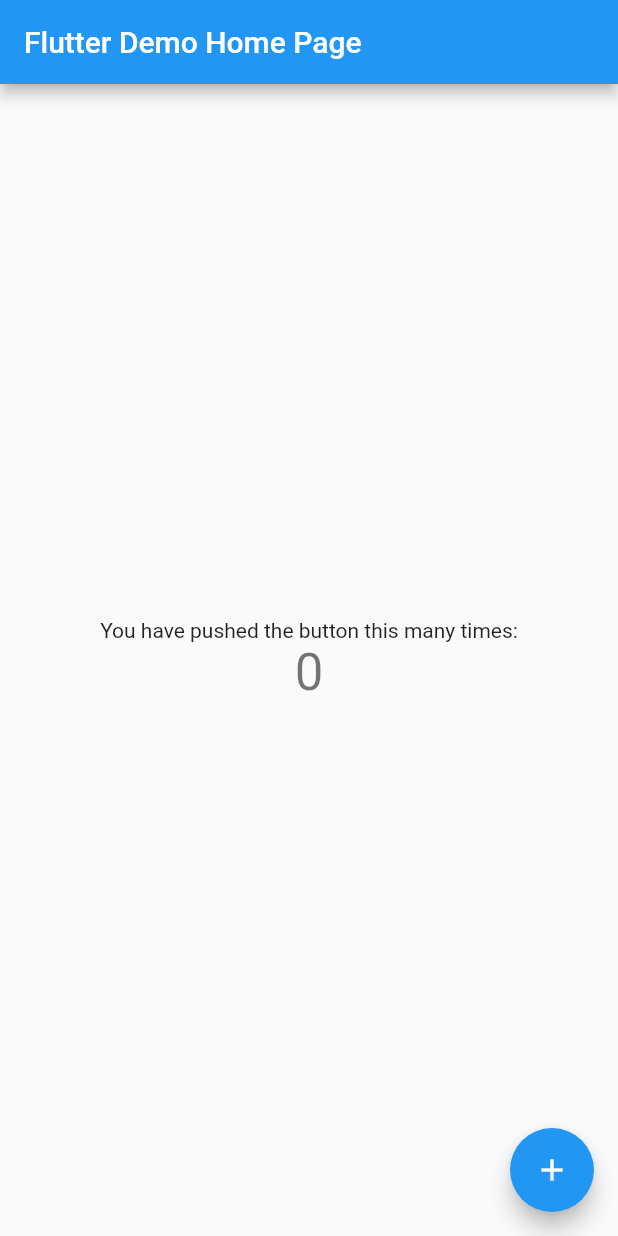
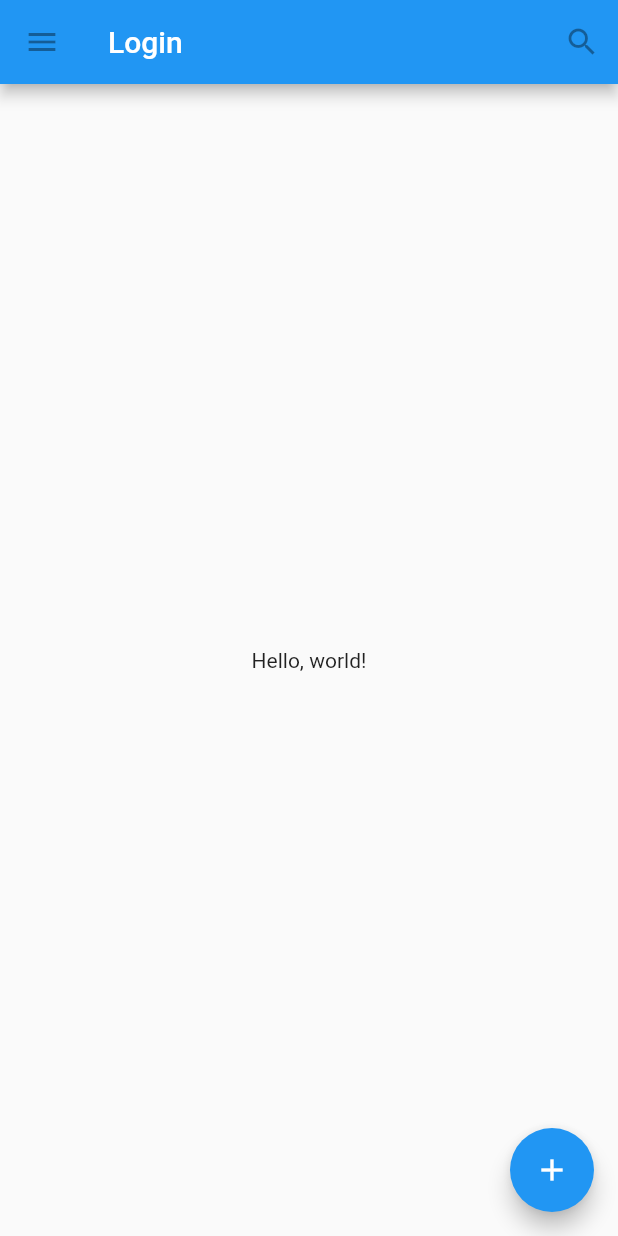
Before and after one commit to adriabama06/flutter-test, a Flutter app: the screen it shows after launch, on a phone screen of 412 x 824 dp. Run offline on Flutter 3.47's test engine with Material 2 defaults, Android fonts, the phone set to English and light mode, and no system bars.

Commit message:
add code

```diff
--- a/test_app_1/lib/main.dart
+++ b/test_app_1/lib/main.dart
@@ -1,115 +1,6 @@
+import 'package:test_app_1/sites/home.dart';
 import 'package:flutter/material.dart';
 
 void main() {
-  runApp(const MyApp());
+  runApp(const MaterialApp(title: "dontlostme", home: Home()));
 }
-
-class MyApp extends StatelessWidget {
-  const MyApp({Key? key}) : super(key: key);
-
-  // This widget is the root of your application.
-  @override
-  Widget build(BuildContext context) {
-    return MaterialApp(
-      title: 'Flutter Demo',
-      theme: ThemeData(
-        // This is the theme of your application.
-        //
-        // Try running your application with "flutter run". You'll see the
-        // application has a blue toolbar. Then, without quitting the app, try
-        // changing the primarySwatch below to Colors.green and then invoke
-        // "hot reload" (press "r" in the console where you ran "flutter run",
-        // or simply save your changes to "hot reload" in a Flutter IDE).
-        // Notice that the counter didn't reset back to zero; the application
-        // is not restarted.
-        primarySwatch: Colors.blue,
-      ),
-      home: const MyHomePage(title: 'Flutter Demo Home Page'),
-    );
-  }
-}
-
-class MyHomePage extends StatefulWidget {
-  const MyHomePage({Key? key, required this.title}) : super(key: key);
-
-  // This widget is the home page of your application. It is stateful, meaning
-  // that it has a State object (defined below) that contains fields that affect
-  // how it looks.
-
-  // This class is the configuration for the state. It holds the values (in this
-  // case the title) provided by the parent (in this case the App widget) and
-  // used by the build method of the State. Fields in a Widget subclass are
-  // always marked "final".
-
-  final String title;
-
-  @override
-  State<MyHomePage> createState() => _MyHomePageState();
-}
-
-class _MyHomePageState extends State<MyHomePage> {
-  int _counter = 0;
-
-  void _incrementCounter() {
-    setState(() {
-      // This call to setState tells the Flutter framework that something has
-      // changed in this State, which causes it to rerun the build method below
-      // so that the display can reflect the updated values. If we changed
-      // _counter without calling setState(), then the build method would not be
-      // called again, and so nothing would appear to happen.
-      _counter++;
-    });
-  }
-
-  @override
-  Widget build(BuildContext context) {
-    // This method is rerun every time setState is called, for instance as done
-    // by the _incrementCounter method above.
-    //
-    // The Flutter framework has been optimized to make rerunning build methods
-    // fast, so that you can just rebuild anything that needs updating rather
-    // than having to individually change instances of widgets.
-    return Scaffold(
-      appBar: AppBar(
-        // Here we take the value from the MyHomePage object that was created by
-        // the App.build method, and use it to set our appbar title.
-        title: Text(widget.title),
-      ),
-      body: Center(
-        // Center is a layout widget. It takes a single child and positions it
-        // in the middle of the parent.
-        child: Column(
-          // Column is also a layout widget. It takes a list of children and
-          // arranges them vertically. By default, it sizes itself to fit its
-          // children horizontally, and tries to be as tall as its parent.
-          //
-          // Invoke "debug painting" (press "p" in the console, choose the
-          // "Toggle Debug Paint" action from the Flutter Inspector in Android
-          // Studio, or the "Toggle Debug Paint" command in Visual Studio Code)
-          // to see the wireframe for each widget.
-          //
-          // Column has various properties to control how it sizes itself and
-          // how it positions its children. Here we use mainAxisAlignment to
-          // center the children vertically; the main axis here is the vertical
-          // axis because Columns are vertical (the cross axis would be
-          // horizontal).
-          mainAxisAlignment: MainAxisAlignment.center,
-          children: <Widget>[
-            const Text(
-              'You have pushed the button this many times:',
-            ),
-            Text(
-              '$_counter',
-              style: Theme.of(context).textTheme.headline4,
-            ),
-          ],
-        ),
-      ),
-      floatingActionButton: FloatingActionButton(
-        onPressed: _incrementCounter,
-        tooltip: 'Increment',
-        child: const Icon(Icons.add),
-      ), // This trailing comma makes auto-formatting nicer for build methods.
-    );
-  }
-}
--- /dev/null
+++ b/test_app_1/lib/sites/home.dart
@@ -0,0 +1,37 @@
+import 'package:flutter/material.dart';
+
+class Home extends StatelessWidget {
+  const Home({Key? key}) : super(key: key);
+
+  @override
+  Widget build(BuildContext context) {
+    // Scaffold is a layout for
+    // the major Material Components.
+    return Scaffold(
+      appBar: AppBar(
+        leading: const IconButton(
+          icon: Icon(Icons.menu),
+          tooltip: 'Navigation menu',
+          onPressed: null,
+        ),
+        title: const Text('Login'),
+        actions: const [
+          IconButton(
+            icon: Icon(Icons.search),
+            tooltip: 'Search',
+            onPressed: null,
+          ),
+        ],
+      ),
+      // body is the majority of the screen.
+      body: const Center(
+        child: Text('Hello, world!'),
+      ),
+      floatingActionButton: const FloatingActionButton(
+        tooltip: 'Add', // used by assistive technologies
+        child: Icon(Icons.add),
+        onPressed: null,
+      ),
+    );
+  }
+}
```
Also changed, not shown: 1 other file.
